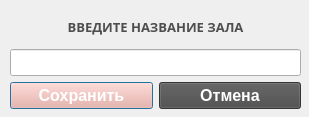
Above: LikatorJurnal/catadd.ui from yrasik1986/Likator before the change. Below: the same form after it.
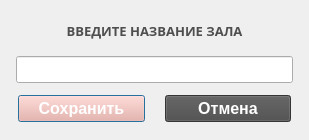
That is the form after the change.

```diff
--- a/LikatorJurnal/catadd.ui
+++ b/LikatorJurnal/catadd.ui
@@ -7,9 +7,21 @@
     <x>0</x>
     <y>0</y>
     <width>309</width>
-    <height>117</height>
+    <height>140</height>
    </rect>
   </property>
+  <property name="minimumSize">
+   <size>
+    <width>309</width>
+    <height>140</height>
+   </size>
+  </property>
+  <property name="maximumSize">
+   <size>
+    <width>309</width>
+    <height>140</height>
+   </size>
+  </property>
   <property name="font">
    <font>
     <family>Arial</family>
@@ -21,16 +33,24 @@
   <property name="windowTitle">
    <string>Добавление названия зала</string>
   </property>
-  <widget class="QWidget" name="verticalLayoutWidget">
-   <property name="geometry">
-    <rect>
-     <x>10</x>
-     <y>10</y>
-     <width>291</width>
-     <height>99</height>
-    </rect>
-   </property>
+  <layout class="QHBoxLayout" name="horizontalLayout_2">
+   <item>
    <layout class="QVBoxLayout" name="verticalLayout">
+     <property name="spacing">
+      <number>10</number>
+     </property>
+     <property name="leftMargin">
+      <number>5</number>
+     </property>
+     <property name="topMargin">
+      <number>5</number>
+     </property>
+     <property name="rightMargin">
+      <number>5</number>
+     </property>
+     <property name="bottomMargin">
+      <number>5</number>
+     </property>
     <item>
      <widget class="QLabel" name="label">
       <property name="font">
@@ -72,6 +92,21 @@
     </item>
     <item>
      <layout class="QHBoxLayout" name="horizontalLayout">
+       <property name="spacing">
+        <number>20</number>
+       </property>
+       <property name="leftMargin">
+        <number>2</number>
+       </property>
+       <property name="topMargin">
+        <number>2</number>
+       </property>
+       <property name="rightMargin">
+        <number>2</number>
+       </property>
+       <property name="bottomMargin">
+        <number>2</number>
+       </property>
       <item>
        <widget class="QPushButton" name="saveButton">
         <property name="font">
@@ -113,7 +148,8 @@
      </layout>
     </item>
    </layout>
-  </widget>
+   </item>
+  </layout>
  </widget>
  <resources/>
  <connections/>
```
Lines whose indentation alone changed are shown as unchanged.
